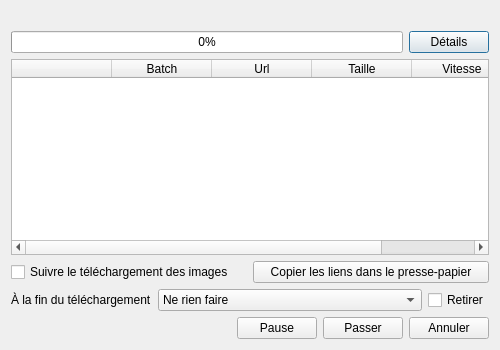
First picture: the form in src/batch/batchwindow.ui, repository Bionus/imgbrd-grabber, before the edit.
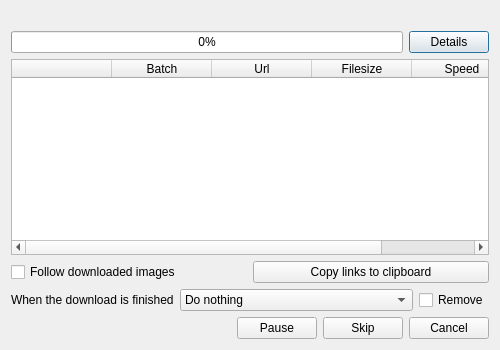
Second picture: the form after the edit. Icons and pictures are not drawn.

```diff
--- a/src/batch/batchwindow.ui
+++ b/src/batch/batchwindow.ui
@@ -50,7 +50,7 @@
    <item row="1" column="2">
     <widget class="QPushButton" name="buttonDetails">
      <property name="text">
-      <string>Détails</string>
+      <string>Details</string>
      </property>
      <property name="checkable">
       <bool>true</bool>
@@ -83,14 +83,14 @@
      <item>
       <widget class="QPushButton" name="buttonSkip">
        <property name="text">
-        <string>Passer</string>
+        <string>Skip</string>
        </property>
       </widget>
      </item>
      <item>
       <widget class="QPushButton" name="cancelButton">
        <property name="text">
-        <string>Annuler</string>
+        <string>Cancel</string>
        </property>
       </widget>
      </item>
@@ -160,17 +160,17 @@
         </column>
         <column>
          <property name="text">
-          <string>Taille</string>
+          <string>Filesize</string>
          </property>
         </column>
         <column>
          <property name="text">
-          <string>Vitesse</string>
+          <string>Speed</string>
          </property>
         </column>
         <column>
          <property name="text">
-          <string>Progression</string>
+          <string>Progress</string>
          </property>
         </column>
        </widget>
@@ -180,14 +180,14 @@
         <item>
          <widget class="QCheckBox" name="checkScrollToDownload">
           <property name="text">
-           <string>Suivre le téléchargement des images</string>
+           <string>Follow downloaded images</string>
           </property>
          </widget>
         </item>
         <item>
          <widget class="QPushButton" name="buttonCopyToClipboard">
           <property name="text">
-           <string>Copier les liens dans le presse-papier</string>
+           <string>Copy links to clipboard</string>
           </property>
          </widget>
         </item>
@@ -198,7 +198,7 @@
         <item>
          <widget class="QLabel" name="label">
           <property name="text">
-           <string>À la fin du téléchargement</string>
+           <string>When the download is finished</string>
           </property>
          </widget>
         </item>
@@ -206,7 +206,7 @@
          <widget class="QComboBox" name="comboEnd">
           <item>
            <property name="text">
-            <string>Ne rien faire</string>
+            <string>Do nothing</string>
            </property>
           </item>
           <item>
@@ -234,7 +234,7 @@
         <item>
          <widget class="QCheckBox" name="checkRemove">
           <property name="text">
-           <string>Retirer</string>
+           <string>Remove</string>
           </property>
          </widget>
         </item>
```
Left out of the diff: 16 changed lines with no effect on the pictures.
